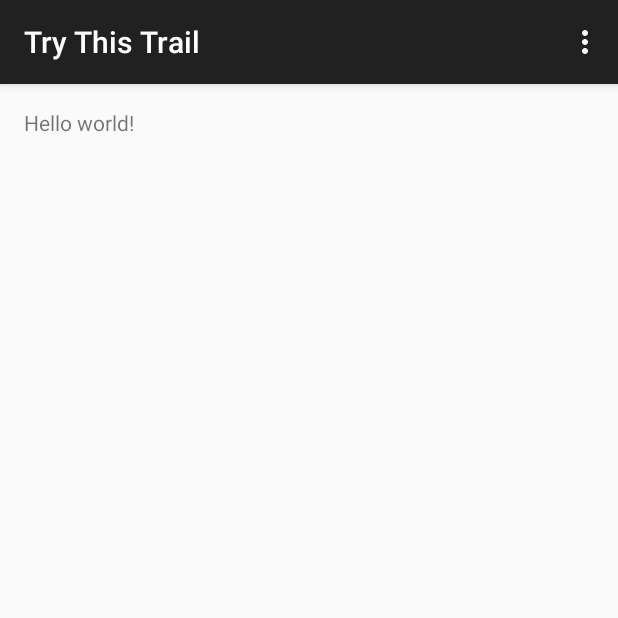
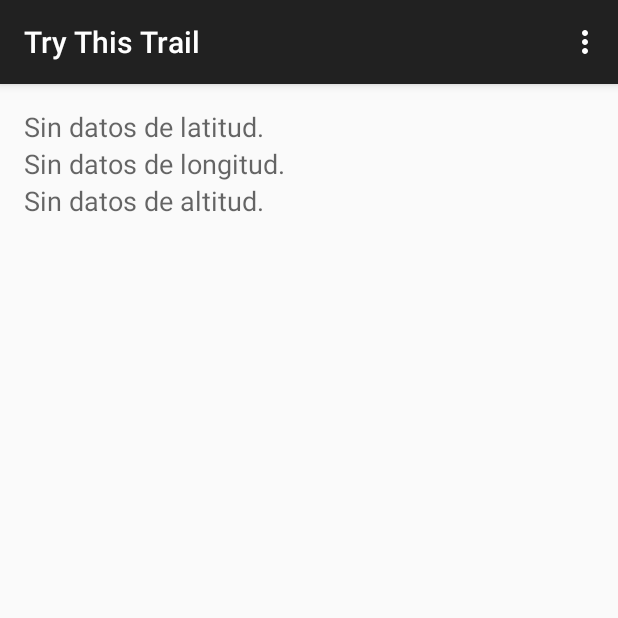
Before and after one commit to zulkic/TryThisTrail, an Android app: the screen it shows after launch (MainActivity), on a phone screen of 412 x 824 dp, the top half of it. Run offline under Robolectric (Android 15) with nearby library versions, the phone set to English and light mode, and no system bars.

Commit message:
23-04-2015 Mostrar las coordenadas y altitud en el text view

```diff
--- a/app/src/main/AndroidManifest.xml
+++ b/app/src/main/AndroidManifest.xml
@@ -1,6 +1,10 @@
 <?xml version="1.0" encoding="utf-8"?>
 <manifest xmlns:android="http://schemas.android.com/apk/res/android"
     package="com.devtrek.TryThisTrail" >
+
+    <!-- Agrego los premisos para el GPS -->
+    <uses-permission android:name="android.permission.ACCESS_COARSE_LOCATION"/>
+    <uses-permission android:name="android.permission.ACCESS_FINE_LOCATION"/>
 
     <application
         android:allowBackup="true"
--- a/app/src/main/java/com/devtrek/TryThisTrail/MainActivity.java
+++ b/app/src/main/java/com/devtrek/TryThisTrail/MainActivity.java
@@ -1,17 +1,71 @@
 package com.devtrek.TryThisTrail;
 
+
+import android.content.Context;
+import android.location.Location;
+import android.location.LocationListener;
+import android.location.LocationManager;
 import android.support.v7.app.ActionBarActivity;
 import android.os.Bundle;
+import android.util.Log;
 import android.view.Menu;
 import android.view.MenuItem;
+import android.widget.TextView;
 
 
 public class MainActivity extends ActionBarActivity {
+
+    TextView miTexto1, miTexto2, miTexto3; //esto es solo para mostrar que se pueden obtener
 
     @Override
     protected void onCreate(Bundle savedInstanceState) {
         super.onCreate(savedInstanceState);
         setContentView(R.layout.activity_main);
+
+/** De aca en adelante es lo del GPS */
+        //los text view que muestran la info
+        miTexto1 = (TextView)findViewById(R.id.textView1);
+        miTexto2 = (TextView)findViewById(R.id.textView2);
+        miTexto3 = (TextView)findViewById(R.id.textView3);
+
+        LocationManager locManager = (LocationManager)getSystemService(Context.LOCATION_SERVICE);
+        final Location localizacion = locManager.getLastKnownLocation(LocationManager.GPS_PROVIDER);
+
+        if (localizacion != null){
+            miTexto1.setText("Latitud: " + String.valueOf(localizacion.getLatitude()));
+            miTexto2.setText("Longitud: " + String.valueOf(localizacion.getLongitude()));
+            miTexto3.setText("Altitud: " + String.valueOf(localizacion.getAltitude()));
+        } else {
+            miTexto1.setText("Sin datos de latitud.");
+            miTexto2.setText("Sin datos de longitud.");
+            miTexto3.setText("Sin datos de altitud.");
+        }
+        LocationListener locListener = new LocationListener() {
+            @Override
+            public void onStatusChanged(String provider, int status, Bundle extras) {
+                // TODO Auto-generated method stub
+            }
+            @Override
+            public void onProviderEnabled(String provider) {
+                // TODO Auto-generated method stub
+            }
+            @Override
+            public void onProviderDisabled(String provider) {
+                // TODO Auto-generated method stub
+            }
+            @Override
+            public void onLocationChanged(Location localizacion) { //obtengo los valores para el GPS
+                miTexto1.setText("Latitud: " + String.valueOf(localizacion.getLatitude()).substring(0,8));
+                miTexto2.setText("Longitud: " + String.valueOf(localizacion.getLongitude()).substring(0,8));
+                miTexto3.setText("Altitud: " + String.valueOf(localizacion.getAltitude()).substring(0,8));
+                //Print!!   como se estan imprimiendo String los acote a solo 8 caracteres (incluyen el "-" y el ".")
+                Log.i("Datos de: ", "Latitud;"+String.valueOf(localizacion.getLatitude()).substring(0,8)
+                        +" Longitud;"+String.valueOf(localizacion.getLongitude()).substring(0,8)
+                        +" Altitude;"+String.valueOf(localizacion.getAltitude()).substring(0,8));
+            }
+        };
+        locManager.requestLocationUpdates(LocationManager.GPS_PROVIDER, 1000, 0, locListener); //el "1000" es cada 1 segundo.
+/** Aca termina lo del GPS */
     }
 
 
--- a/app/src/main/res/layout/activity_main.xml
+++ b/app/src/main/res/layout/activity_main.xml
@@ -1,11 +1,37 @@
 <RelativeLayout xmlns:android="http://schemas.android.com/apk/res/android"
-    xmlns:tools="http://schemas.android.com/tools" android:layout_width="match_parent"
-    android:layout_height="match_parent" android:paddingLeft="@dimen/activity_horizontal_margin"
+    xmlns:tools="http://schemas.android.com/tools"
+    android:layout_width="match_parent"
+    android:layout_height="match_parent"
+    android:paddingLeft="@dimen/activity_horizontal_margin"
     android:paddingRight="@dimen/activity_horizontal_margin"
     android:paddingTop="@dimen/activity_vertical_margin"
-    android:paddingBottom="@dimen/activity_vertical_margin" tools:context=".MainActivity">
+    android:paddingBottom="@dimen/activity_vertical_margin"
+    tools:context=".MainActivity">
 
-    <TextView android:text="@string/hello_world" android:layout_width="wrap_content"
-        android:layout_height="wrap_content" />
+    <TextView
+        android:id="@+id/textView1"
+        android:layout_width="wrap_content"
+        android:layout_height="wrap_content"
+        android:layout_alignParentLeft="true"
+        android:layout_alignParentTop="true"
+        android:text=""
+        android:textAppearance="?android:attr/textAppearanceMedium" />
+
+    <TextView
+        android:id="@+id/textView2"
+        android:layout_width="wrap_content"
+        android:layout_height="wrap_content"
+        android:layout_alignParentLeft="true"
+        android:layout_below="@+id/textView1"
+        android:text=""
+        android:textAppearance="?android:attr/textAppearanceMedium" />
+    <TextView
+        android:id="@+id/textView3"
+        android:layout_width="wrap_content"
+        android:layout_height="wrap_content"
+        android:layout_alignParentLeft="true"
+        android:layout_below="@+id/textView2"
+        android:text=""
+        android:textAppearance="?android:attr/textAppearanceMedium" />
 
 </RelativeLayout>
```
Also changed, not shown: 2 other files.
